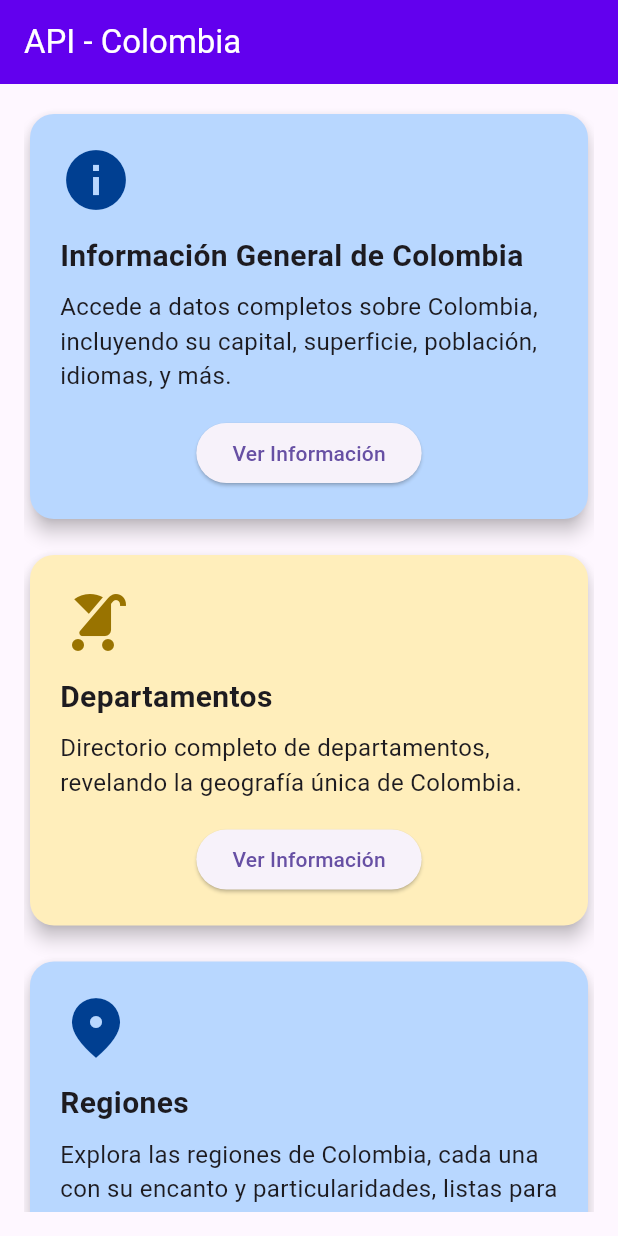
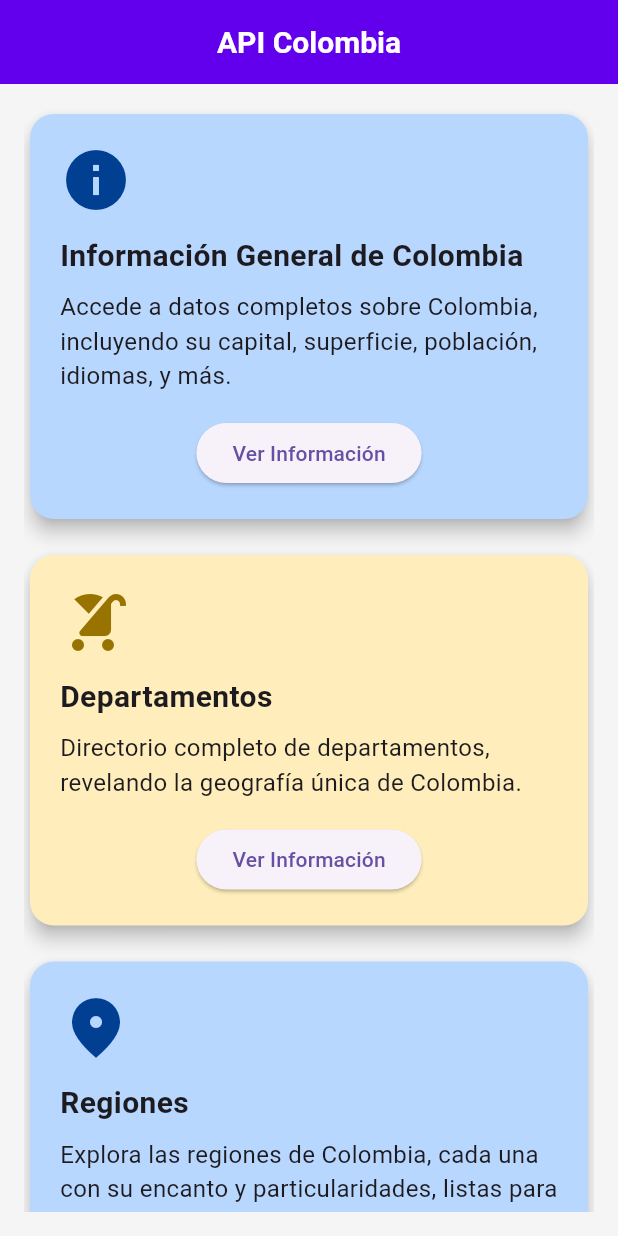
Before and after one commit to NorbeyCollazos/api-colombia-flutter, a Flutter app: the screen it shows after launch, on a phone screen of 412 x 824 dp. Run offline on Flutter 3.47's test engine with Material 3 defaults, Android fonts, the light colour scheme and no system bars; our stand-ins replace google_maps_flutter.

Commit message:
Se realizaron mejoras de diseño

```diff
--- a/lib/main.dart
+++ b/lib/main.dart
@@ -12,15 +12,20 @@ class MainApp extends StatelessWidget {
   @override
   Widget build(BuildContext context) {
     return MaterialApp(
-      home: Scaffold(
-        appBar: AppBar(
+      debugShowCheckedModeBanner: false,
+      theme: ThemeData(
+        appBarTheme: AppBarTheme(
           backgroundColor: AppColors.primary,
           foregroundColor: AppColors.surface,
-          title: Text('API - Colombia'),
+          titleTextStyle: const TextStyle(
+            fontSize: 20,
+            fontWeight: FontWeight.bold,
+            color: Colors.white,
+          ),
         ),
-        backgroundColor: AppColors.background,
-        body: HomeScreen()
+        scaffoldBackgroundColor: AppColors.background,
       ),
+      home: const HomeScreen(),
     );
   }
 }
--- a/lib/screens/home.dart
+++ b/lib/screens/home.dart
@@ -10,7 +10,10 @@ class HomeScreen extends StatelessWidget {
   @override
   Widget build(BuildContext context) {
     return Scaffold(
-
+      appBar: AppBar(
+        title: const Text('API Colombia'),
+        centerTitle: true,
+      ),
       body: Padding(
         padding: const EdgeInsets.all(16.0),
         child: SingleChildScrollView(
--- a/lib/touristicAtracttion/screens/touristic_atracttion_description.dart
+++ b/lib/touristicAtracttion/screens/touristic_atracttion_description.dart
@@ -39,6 +39,10 @@ class TouristicAtracttionDescription extends StatelessWidget {
                         touristicAtracttionResponse.images[index],
                         fit: BoxFit.cover,
                         width: double.infinity,
+                        errorBuilder: (context, error, stackTrace) => Container(
+                          color: Colors.grey[200],
+                          child: const Icon(Icons.broken_image, size: 50),
+                        ),
                       ),
                     );
                   },
--- a/pubspec.yaml
+++ b/pubspec.yaml
@@ -19,3 +19,5 @@ dev_dependencies:
 
 flutter:
   uses-material-design: true
+  assets:
+    - assets/images/
```
Also changed, not shown: lib/departments/screens/description_department.dart (+9 -0 lines), lib/departments/screens/list_departments.dart (+7 -0 lines), lib/infoColombia/screens/info_screen.dart (+10 -7 lines), lib/regions/screens/description_region.dart (+13 -1 lines), lib/regions/screens/list_regions.dart (+21 -7 lines), assets/images/icono_colombia_department.jpg (added), assets/images/icono_regiones.jpg (added), assets/images/image_department.jpg (added).
